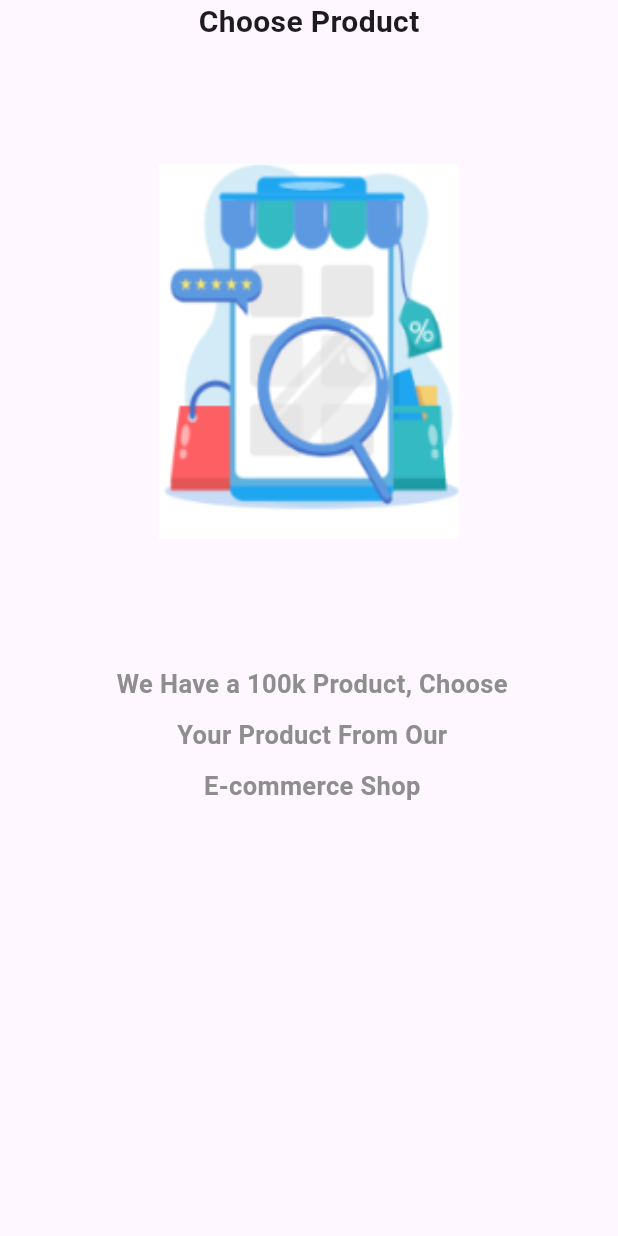
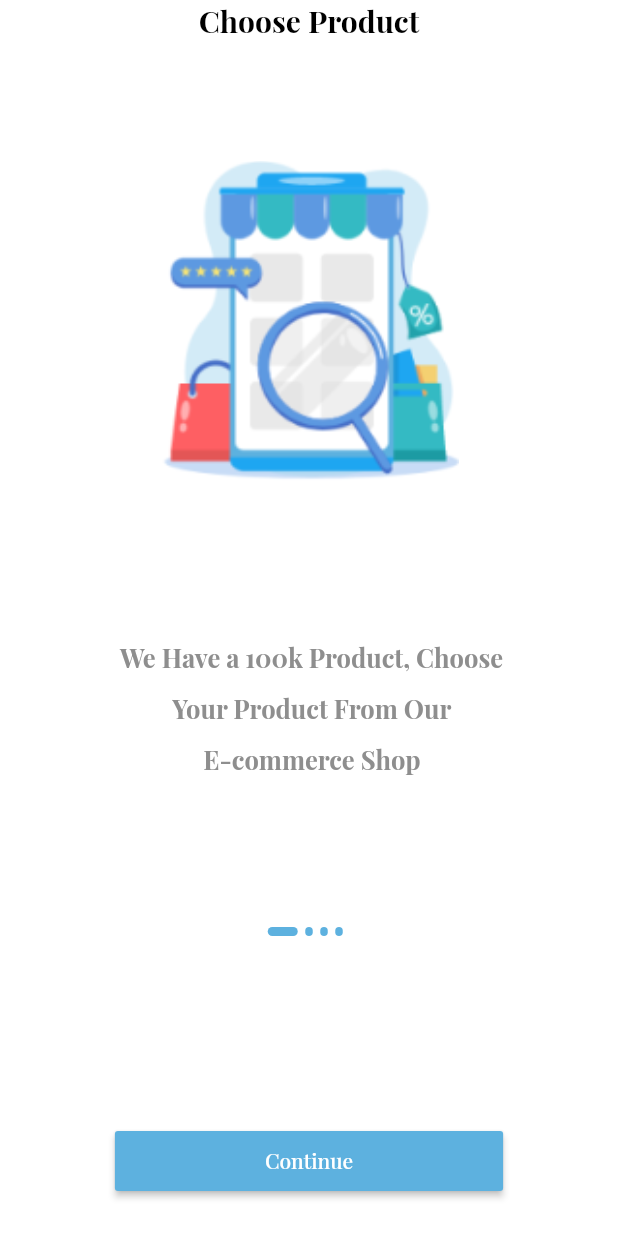
Before and after one commit to kajouz/Flutter-ecommerce, a Flutter app: the screen it shows after launch, on a phone screen of 412 x 824 dp. Run offline on Flutter 3.47's test engine with Material 2 defaults, Android fonts, the phone set to English and light mode, and no system bars; our stand-ins replace get.

Commit message:
5th commit

```diff
--- /dev/null
+++ b/lib/controller/onboarding_controller.dart
@@ -0,0 +1,40 @@
+import 'package:ecommerce1/core/constant/routes.dart';
+import 'package:ecommerce1/data/datasource/static/static.dart';
+import 'package:ecommerce1/view/screen/auth/login.dart';
+import 'package:flutter/material.dart';
+import 'package:get/get.dart';
+
+abstract class OnBoardingController extends GetxController {
+  next();
+  onPageChanged(int index);
+}
+
+class OnBoardingControllerImp extends OnBoardingController {
+  late PageController pageController;
+
+  int currentPage = 0;
+
+  @override
+  next() {
+    currentPage++;
+
+    if (currentPage > onBoardingList.length - 1) {
+      Get.offAllNamed(AppRoute.login);
+    } else {
+      pageController.animateToPage(currentPage,
+          duration: const Duration(milliseconds: 900), curve: Curves.easeInOut);
+    }
+  }
+
+  @override
+  onPageChanged(int index) {
+    currentPage = index;
+    update();
+  }
+
+  @override
+  void onInit() {
+    pageController = PageController();
+    super.onInit();
+  }
+}
--- a/lib/core/constant/color.dart
+++ b/lib/core/constant/color.dart
@@ -2,4 +2,6 @@ import 'package:flutter/material.dart';
 
 class AppColor {
   static const Color grey = Color(0xff8e8e8e);
+  static const Color black = Color(0xff000000);
+  static const Color primaryColor = Color(0xff5DB1DF);
 }
--- /dev/null
+++ b/lib/core/constant/routes.dart
@@ -0,0 +1,3 @@
+class AppRoute {
+  static const String login = "/login";
+}
--- a/lib/main.dart
+++ b/lib/main.dart
@@ -1,3 +1,5 @@
+import 'package:ecommerce1/core/constant/color.dart';
+import 'package:ecommerce1/routes.dart';
 import 'package:ecommerce1/view/screen/onboarding.dart';
 import 'package:flutter/material.dart';
 import 'package:get/get.dart';
@@ -14,10 +16,21 @@ class MyApp extends StatelessWidget {
     return GetMaterialApp(
       title: 'Flutter Demo',
       theme: ThemeData(
-        colorScheme: ColorScheme.fromSeed(seedColor: Colors.deepPurple),
-        useMaterial3: true,
+        fontFamily: "PlayfairDisplay",
+        textTheme: const TextTheme(
+            headline1: TextStyle(
+                fontWeight: FontWeight.bold,
+                fontSize: 20,
+                color: AppColor.black),
+            bodyText1: TextStyle(
+                height: 2,
+                color: AppColor.grey,
+                fontWeight: FontWeight.bold,
+                fontSize: 17)),
+        primarySwatch: Colors.blue,
       ),
       home: const OnBoarding(),
+      routes: routes,
     );
   }
 }
--- /dev/null
+++ b/lib/routes.dart
@@ -0,0 +1,7 @@
+import 'package:ecommerce1/core/constant/routes.dart';
+import 'package:ecommerce1/view/screen/auth/login.dart';
+import 'package:flutter/material.dart';
+
+Map<String, Widget Function(BuildContext)> routes = {
+  AppRoute.login: (context) => const Login()
+};
--- /dev/null
+++ b/lib/view/screen/auth/login.dart
@@ -0,0 +1,18 @@
+import 'package:flutter/material.dart';
+
+class Login extends StatelessWidget {
+  const Login({super.key});
+
+  @override
+  Widget build(BuildContext context) {
+    return Scaffold(
+      appBar: AppBar(
+        backgroundColor: Colors.blue,
+        title: const Text('Title'),
+      ),
+      body: Container(
+        child: Text("Login"),
+      ),
+    );
+  }
+}
--- a/lib/view/screen/onboarding.dart
+++ b/lib/view/screen/onboarding.dart
@@ -1,53 +1,38 @@
-import 'package:ecommerce1/core/constant/color.dart';
-import 'package:ecommerce1/data/datasource/static/static.dart';
+import 'package:ecommerce1/controller/onboarding_controller.dart';
+import 'package:ecommerce1/view/widget/onboarding/custombutton.dart';
+import 'package:ecommerce1/view/widget/onboarding/cutomslider.dart';
+import 'package:ecommerce1/view/widget/onboarding/dotcontroller.dart';
 import 'package:flutter/material.dart';
+import 'package:get/get.dart';
 
 class OnBoarding extends StatelessWidget {
   const OnBoarding({super.key});
 
   @override
   Widget build(BuildContext context) {
-    return Scaffold(
+    Get.put(OnBoardingControllerImp());
+    return const Scaffold(
+      backgroundColor: Colors.white,
       body: SafeArea(
         child: Column(
           children: [
             Expanded(
-            flex: 2,
-            child: PageView.builder(
-                itemCount: onBoardingList.length,
-                itemBuilder: (context, i) => Column(
+              flex: 3,
+              child: CustomSliderOnBoarding(),
+            ),
+            Expanded(
+              flex: 1,
+              child: Column(
                 children: [
-                        Text(
-                          onBoardingList[i].title!,
-                          style: const TextStyle(
-                              fontWeight: FontWeight.bold, fontSize: 20),
-                        ),
-                        const SizedBox(height: 80),
-                        Image.asset(
-                          onBoardingList[i].image!,
-                          width: 200,
-                          height: 250,
-                          fit: BoxFit.fill,
-                        ),
-                        const SizedBox(height: 80),
-                        Container(
-                          width: double.infinity,
-                          alignment: Alignment.center,
-                          child: Text(
-                            onBoardingList[i].body!,
-                            textAlign: TextAlign.center,
-                            style: const TextStyle(
-                                height: 2,
-                                color: AppColor.grey,
-                                fontWeight: FontWeight.bold,
-                                fontSize: 17),
+                  CustomDotControllerOnBoarding(),
+                  Spacer(flex: 2),
+                  CustomButtonOnBoarding()
+                ],
               ),
             ),
           ],
-                    )),
         ),
-        ],
       ),
-    ));
+    );
   }
 }
--- /dev/null
+++ b/lib/view/widget/onboarding/custombutton.dart
@@ -0,0 +1,25 @@
+import 'package:ecommerce1/controller/onboarding_controller.dart';
+import 'package:ecommerce1/core/constant/color.dart';
+import 'package:flutter/material.dart';
+import 'package:get/get.dart';
+
+class CustomButtonOnBoarding extends GetView<OnBoardingControllerImp> {
+  const CustomButtonOnBoarding({super.key});
+
+  @override
+  Widget build(BuildContext context) {
+    return Container(
+      margin: const EdgeInsets.only(bottom: 30),
+      height: 40,
+      child: MaterialButton(
+        padding: const EdgeInsets.symmetric(horizontal: 100, vertical: 0),
+        textColor: Colors.white,
+        onPressed: () {
+          controller.next();
+        },
+        color: AppColor.primaryColor,
+        child: const Text("Continue"),
+      ),
+    );
+  }
+}
--- /dev/null
+++ b/lib/view/widget/onboarding/cutomslider.dart
@@ -0,0 +1,45 @@
+import 'package:ecommerce1/controller/onboarding_controller.dart';
+import 'package:ecommerce1/core/constant/color.dart';
+import 'package:ecommerce1/data/datasource/static/static.dart';
+import 'package:flutter/material.dart';
+import 'package:get/get.dart';
+
+class CustomSliderOnBoarding extends GetView<OnBoardingControllerImp> {
+  const CustomSliderOnBoarding({super.key});
+
+  @override
+  Widget build(BuildContext context) {
+    return PageView.builder(
+      controller: controller.pageController,
+      onPageChanged: (val) {
+        controller.onPageChanged(val);
+      },
+      itemCount: onBoardingList.length,
+      itemBuilder: (context, i) => Column(
+        children: [
+          Text(
+            onBoardingList[i].title!,
+            style: Theme.of(context).textTheme.headline1,
+          ),
+          const SizedBox(height: 80),
+          Image.asset(
+            onBoardingList[i].image!,
+            width: 200,
+            height: 230,
+            fit: BoxFit.fill,
+          ),
+          const SizedBox(height: 80),
+          Container(
+            width: double.infinity,
+            alignment: Alignment.center,
+            child: Text(
+              onBoardingList[i].body!,
+              textAlign: TextAlign.center,
+              style: Theme.of(context).textTheme.bodyText1,
+            ),
+          ),
+        ],
+      ),
+    );
+  }
+}
--- /dev/null
+++ b/lib/view/widget/onboarding/dotcontroller.dart
@@ -0,0 +1,33 @@
+import 'package:ecommerce1/controller/onboarding_controller.dart';
+import 'package:ecommerce1/core/constant/color.dart';
+import 'package:ecommerce1/data/datasource/static/static.dart';
+import 'package:flutter/material.dart';
+import 'package:get/get.dart';
+
+class CustomDotControllerOnBoarding extends StatelessWidget {
+  const CustomDotControllerOnBoarding({super.key});
+
+  @override
+  Widget build(BuildContext context) {
+    return GetBuilder<OnBoardingControllerImp>(
+      builder: (controller) => Row(
+        mainAxisAlignment: MainAxisAlignment.center,
+        children: [
+          ...List.generate(
+            onBoardingList.length,
+            (index) => AnimatedContainer(
+              margin: const EdgeInsets.only(right: 5),
+              duration: const Duration(milliseconds: 900),
+              width: controller.currentPage == index ? 20 : 5,
+              height: 6,
+              decoration: BoxDecoration(
+                color: AppColor.primaryColor,
+                borderRadius: BorderRadius.circular(10),
+              ),
+            ),
+          )
+        ],
+      ),
+    );
+  }
+}
```
Also changed, not shown: pubspec.yaml (+11 -0 lines). Lines whose indentation alone changed are shown as unchanged.
